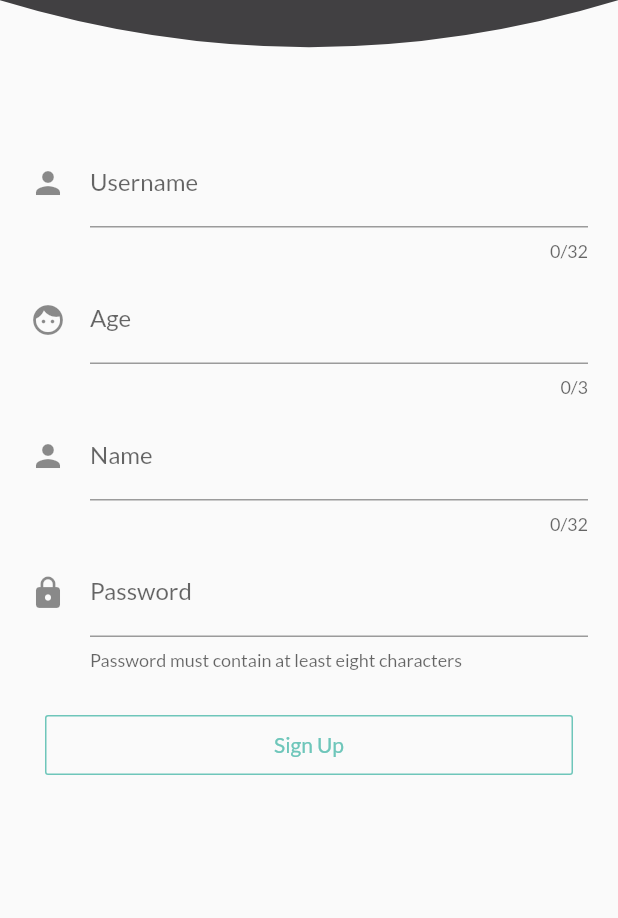
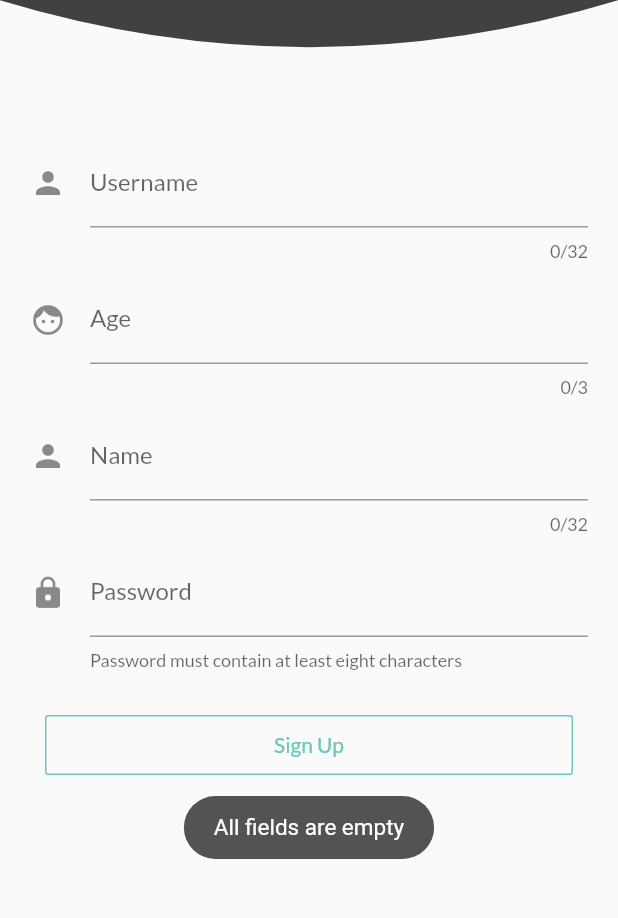
Before and after one commit to mextenderr/Team-2-De-Nachtwacht, a Flutter app: the RegisterPage screen opened by its route, after a tap on "Sign Up", on a phone screen of 412 x 824 dp, the part 281-1199 px from its top. Run offline on Flutter 3.47's test engine with Material 2 defaults, Android fonts, the phone set to English and light mode, and no system bars; our stand-ins replace audioplayers, flutter_bluetooth_serial, google_fonts, shared_preferences, toast; missing offline and left inert: bezier_chart; accounts and stored records are empty.

Commit message:
gebruiker krijgt nu meldingen op zijn smartphone als er iets niet klopt of iets mist tijdens het inloggen en registeren
gebruiker krijgt ook een melding als de username al in gebruik is

```diff
--- a/flutterApp/flutter_app/lib/pages/register_page.dart
+++ b/flutterApp/flutter_app/lib/pages/register_page.dart
@@ -5,6 +5,7 @@ import 'package:flutter_app/helpers/LinePath.dart';
 import 'package:flutter_app/pages/login_page.dart';
 import '../constants.dart' as constants;
 import 'package:http/http.dart' as http;
+import 'package:toast/toast.dart';
 
 class RegisterPage extends StatefulWidget {
   @override
@@ -62,6 +63,8 @@ class _RegisterPageState extends State<RegisterPage> {
           });
         }
       else {
+        print("Username already taken");
+        Toast.show("Username already taken", context, duration: Toast.LENGTH_SHORT, gravity:  Toast.BOTTOM);
       }
     }
     else {
@@ -105,32 +108,34 @@ class _RegisterPageState extends State<RegisterPage> {
       padding: EdgeInsets.symmetric(horizontal: 30.0),
       child: OutlineButton(
         onPressed: () {
-          if (usernameController.text.isEmpty){
+          if(usernameController.text.isEmpty && ageController.text.isEmpty && nameController.text.isEmpty && passwordController.text.isEmpty){
+            print("All fields are empty");
+            Toast.show("All fields are empty", context, duration: Toast.LENGTH_LONG, gravity:  Toast.BOTTOM);
+          }
+          else if (usernameController.text.isEmpty){
             print("Username is required");
-
-            return usernameController;
+            Toast.show("Username is required", context, duration: Toast.LENGTH_LONG, gravity:  Toast.BOTTOM);
           }
-          if (ageController.text.isEmpty){
+          else if (ageController.text.isEmpty){
             print("Age is required");
-            return "Age is required";
+            Toast.show("Age is required", context, duration: Toast.LENGTH_LONG, gravity:  Toast.BOTTOM);
           }
-          if (nameController.text.isEmpty){
+          else if (nameController.text.isEmpty){
             print("Name is required");
-            return "Name is required";
+            Toast.show("Name is required", context, duration: Toast.LENGTH_LONG, gravity:  Toast.BOTTOM);
           }
-          if (passwordController.text.isEmpty){
+          else if (passwordController.text.isEmpty){
             print("Password is required");
-            return "Password is required";
+            Toast.show("Password is required", context, duration: Toast.LENGTH_LONG, gravity:  Toast.BOTTOM);
           }
-          if(passwordController.text.length < 8){
+          else if(passwordController.text.length < 8){
             print("Password must contain at least eight characters");
-            return "Password must contain at least eight characters";
-
+            Toast.show("Password must contain at least eight characters", context, duration: Toast.LENGTH_LONG, gravity:  Toast.BOTTOM);
           }
           else {
 
           signUp(usernameController.text, ageController.text, nameController.text, passwordController.text);
-
+          Toast.show("Register succesfull", context, duration: Toast.LENGTH_LONG, gravity:  Toast.BOTTOM);
           }
           return null;
         },
--- a/flutterApp/flutter_app/pubspec.yaml
+++ b/flutterApp/flutter_app/pubspec.yaml
@@ -31,6 +31,7 @@ dependencies:
   provider: ^3.0.0
   google_fonts: ^1.1.0
   bezier_chart: "^1.0.16"
+  toast: ^0.1.5
 
 dev_dependencies:
   flutter_test:
```
Also changed, not shown: flutterApp/flutter_app/lib/pages/login_page.dart (+6 -5 lines), flutterApp/flutter_app/pubspec.lock.
